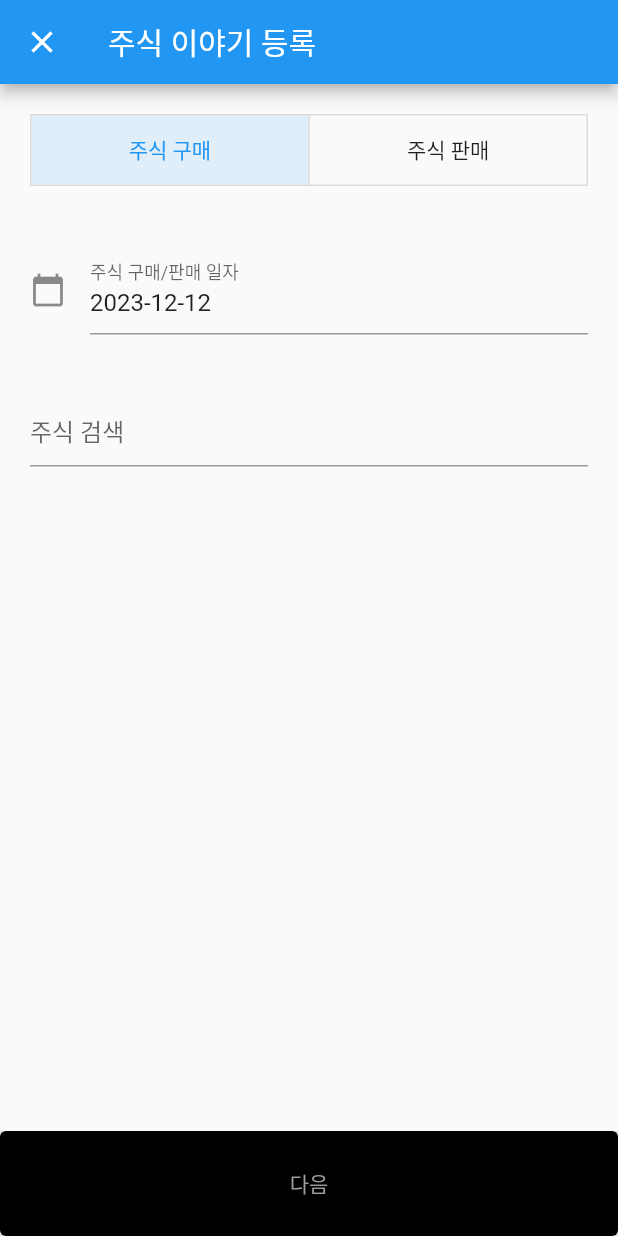
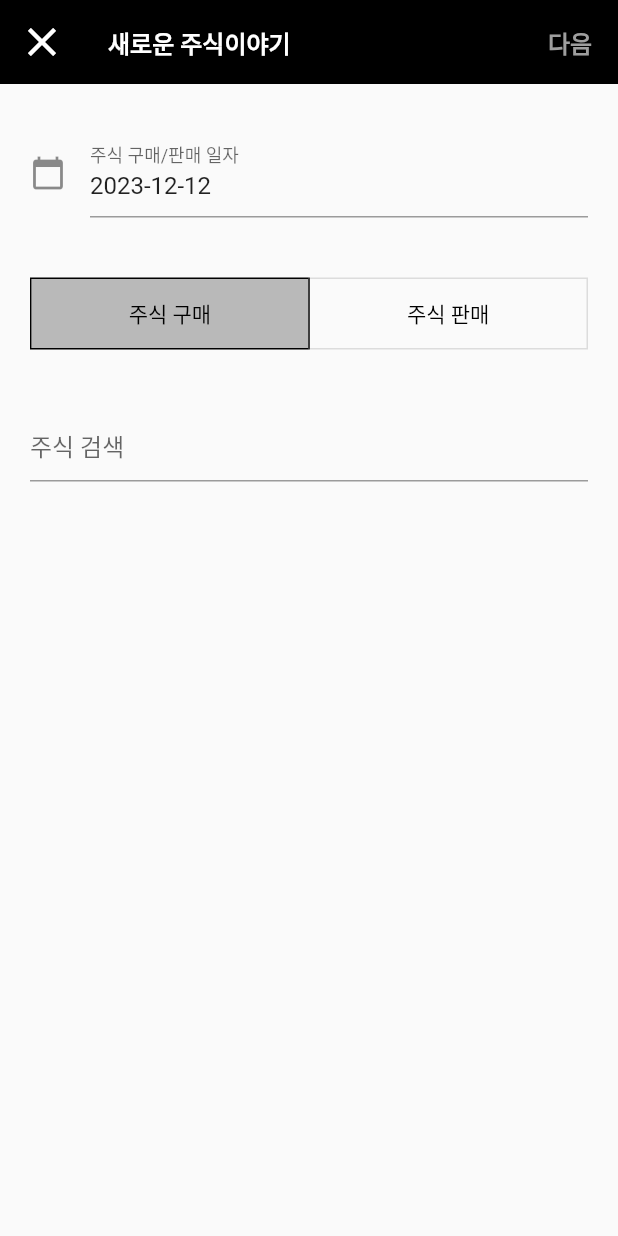
Before and after one commit to habibi03336/investors_room_app, a Flutter app: the screen it shows after launch, after a tap on the "add circle outline" icon, on a phone screen of 412 x 824 dp. Run offline on Flutter 3.47's test engine with Material 2 defaults, Android fonts, the phone set to English and light mode, and no system bars; our stand-ins replace go_router, timeline_tile.

Commit message:
feat: apply instagram like designs

```diff
--- a/lib/app/own_stock/screen/own_stock_screen.dart
+++ b/lib/app/own_stock/screen/own_stock_screen.dart
@@ -29,13 +29,32 @@ class OwnStockScreen extends StatelessWidget {
   Widget build(BuildContext context) {
     return Scaffold(
       appBar: AppBar(
-        title: const Text('소유한 주식'),
+        backgroundColor: Colors.white,
+        foregroundColor: Colors.black,
+        elevation: 0,
+        title: Row(
+          mainAxisAlignment: MainAxisAlignment.start,
+          children: const [
+            Text(
+              '장투는 맛있다',
+              style: TextStyle(
+                fontSize: 24,
+                fontWeight: FontWeight.w700,
+              ),
+            ),
+          ],
+        ),
         actions: [
-          IconButton(
-            onPressed: () {
-              context.push('/post-stock-story');
-            },
-            icon: const Icon(Icons.add_circle_outline),
+          Padding(
+            padding: const EdgeInsets.symmetric(horizontal: 12.0),
+            child: IconButton(
+              onPressed: () {
+                context.push('/post-stock-story');
+              },
+              icon: const Icon(
+                Icons.add_circle_outline,
+              ),
+            ),
           ),
         ],
       ),
--- a/lib/app/stock_story_post/screen/stock_story_post_screen.dart
+++ b/lib/app/stock_story_post/screen/stock_story_post_screen.dart
@@ -44,29 +44,71 @@ class _StockStoryPostScreenState extends State<StockStoryPostScreen> {
   Widget build(BuildContext context) {
     return Scaffold(
       appBar: AppBar(
-        title: const Text('주식 이야기 등록'),
+        backgroundColor: step != 2 ? Colors.black : Colors.white,
+        foregroundColor: step != 2 ? Colors.white : Colors.black,
+        elevation: 0,
+        title: const Text('새로운 주식이야기',
+            style: TextStyle(
+              textBaseline: TextBaseline.alphabetic,
+              fontSize: 16,
+              fontWeight: FontWeight.w600,
+            )),
         leading: step == 0
             ? IconButton(
-                icon: const Icon(Icons.close),
+                icon: const Icon(Icons.close_sharp),
                 onPressed: () {
                   context.pop();
                 },
+                iconSize: 32,
               )
             : IconButton(
-                icon: const Icon(Icons.arrow_back),
+                icon: const Icon(Icons.arrow_back_ios),
                 onPressed: () {
                   setState(() {
                     step -= 1;
                   });
                 },
+                iconSize: 24,
               ),
+        actions: [
+          if (step != 2)
+            TextButton(
+              style: const ButtonStyle(
+                  backgroundColor: MaterialStatePropertyAll(
+                Colors.black,
+              )),
+              onPressed: () {
+                if (nextStepAvailable(step, stockStoryPostModel)) {
+                  setState(() {
+                    step += 1;
+                  });
+                }
+              },
+              child: Row(
+                mainAxisAlignment: MainAxisAlignment.center,
+                children: [
+                  Text(
+                    '다음',
+                    style: TextStyle(
+                      color: nextStepAvailable(step, stockStoryPostModel)
+                          ? Colors.white
+                          : Colors.grey,
+                      fontSize: 16,
+                      fontWeight: FontWeight.w600,
+                    ),
+                  ),
+                ],
+              ),
+            ),
+        ],
       ),
       body: step == 0
           ? TypeDateStockSelectWidget(stockStoryPostModel: stockStoryPostModel)
           : step == 1
               ? PriceSelectWidget(stockStoryPostModel: stockStoryPostModel)
               : WriteStoryWidget(stockStoryPostModel: stockStoryPostModel),
-      bottomSheet: Container(
+      bottomSheet: step == 2
+          ? Container(
               height: 70,
               decoration: const BoxDecoration(
                 color: Colors.black12,
@@ -77,29 +119,26 @@ class _StockStoryPostScreenState extends State<StockStoryPostScreen> {
                   Colors.black,
                 )),
                 onPressed: () {
-            if (step != 2 && nextStepAvailable(step, stockStoryPostModel)) {
-              setState(() {
-                step += 1;
-              });
-            } else if (step == 2) {
                   print(stockStoryPostModel);
-            }
                 },
                 child: Row(
                   mainAxisAlignment: MainAxisAlignment.center,
                   children: [
                     Text(
-                step != 2 ? '다음' : '등록하기',
+                      '등록하기',
                       style: TextStyle(
                         color: nextStepAvailable(step, stockStoryPostModel)
                             ? Colors.white
                             : Colors.grey,
+                        fontSize: 16,
+                        fontWeight: FontWeight.w600,
                       ),
                     ),
                   ],
                 ),
               ),
-      ),
+            )
+          : const Text(''),
     );
   }
 }
--- a/lib/app/stock_story_post/widget/price_select_widget.dart
+++ b/lib/app/stock_story_post/widget/price_select_widget.dart
@@ -22,11 +22,10 @@ class PriceSelectWidget extends StatelessWidget {
           },
         )),
         Container(
-          decoration: BoxDecoration(
-            border: Border.all(),
-            borderRadius: BorderRadius.circular(5),
+          decoration: const BoxDecoration(
+            border: Border(top: BorderSide()),
           ),
-          height: 300,
+          height: 400,
           child: PriceSelectPadWidget(
             onPriceSelect: (price) {
               stockStoryPostModel.addStockPrice(price);
@@ -34,9 +33,6 @@ class PriceSelectWidget extends StatelessWidget {
             centerPrice: 5000,
           ),
         ),
-        const SizedBox(
-          height: 40,
-        )
       ],
     );
   }
@@ -190,7 +186,12 @@ class PadTileWidget extends StatelessWidget {
             onPriceSelect(price);
           },
           child: Center(
-            child: Text('$price'),
+            child: Text(
+              '$price',
+              style: const TextStyle(
+                color: Colors.black,
+              ),
+            ),
           ),
         ),
       ),
--- a/lib/app/stock_story_post/widget/type_date_stock_select_widget.dart
+++ b/lib/app/stock_story_post/widget/type_date_stock_select_widget.dart
@@ -16,11 +16,39 @@ class TypeDateStockSelectWidget extends StatelessWidget {
       child: Column(
         children: [
           const SizedBox(
-            height: 10,
+            height: 20,
+          ),
+          TextField(
+            controller: TextEditingController(
+                text: stockStoryPostModel.dt.toString().substring(0, 10)),
+            decoration: const InputDecoration(
+                icon: Icon(Icons.calendar_today), //icon of text field
+                labelText: "주식 구매/판매 일자" //label text of field
+                ),
+            readOnly: true, // when true user cannot edit text
+            onTap: () async {
+              DateTime? pickedDate = await showDatePicker(
+                context: context,
+                initialDate: DateTime.now(), //get today's date
+                firstDate: DateTime(
+                    2000), //DateTime.now() - not to allow to choose before today.
+                lastDate: DateTime.now(),
+              );
+              if (pickedDate != null && pickedDate != stockStoryPostModel.dt) {
+                stockStoryPostModel.setDt(pickedDate);
+              }
+            },
+          ),
+          const SizedBox(
+            height: 40,
           ),
           LayoutBuilder(
             builder: (context, constraints) {
               return ToggleButtons(
+                color: Colors.black,
+                selectedColor: Colors.black,
+                selectedBorderColor: Colors.black,
+                fillColor: Colors.black26,
                 constraints: BoxConstraints.expand(
                     width: (constraints.maxWidth - 3) / 2),
                 isSelected: [
@@ -45,30 +73,6 @@ class TypeDateStockSelectWidget extends StatelessWidget {
                   }
                 },
               );
-            },
-          ),
-          const SizedBox(
-            height: 40,
-          ),
-          TextField(
-            controller: TextEditingController(
-                text: stockStoryPostModel.dt.toString().substring(0, 10)),
-            decoration: const InputDecoration(
-                icon: Icon(Icons.calendar_today), //icon of text field
-                labelText: "주식 구매/판매 일자" //label text of field
-                ),
-            readOnly: true, // when true user cannot edit text
-            onTap: () async {
-              DateTime? pickedDate = await showDatePicker(
-                context: context,
-                initialDate: DateTime.now(), //get today's date
-                firstDate: DateTime(
-                    2000), //DateTime.now() - not to allow to choose before today.
-                lastDate: DateTime.now(),
-              );
-              if (pickedDate != null && pickedDate != stockStoryPostModel.dt) {
-                stockStoryPostModel.setDt(pickedDate);
-              }
             },
           ),
           const SizedBox(
```
Lines whose indentation alone changed are shown as unchanged.
